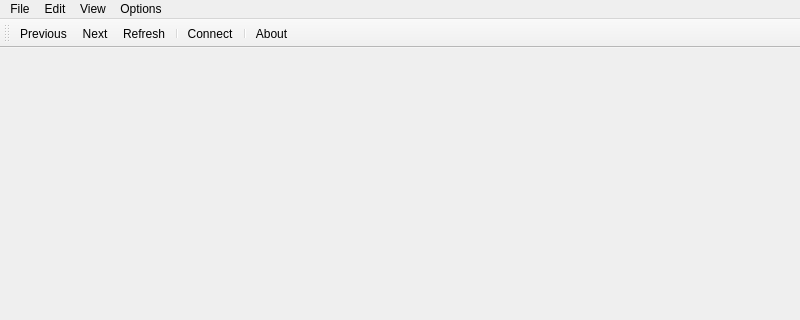
First picture: the form in mainwindow.ui, repository flysnow010/flyscp, before the edit; both pictures show x 0 to 800 and y 0 to 320 of the 800 by 600 pixel window.
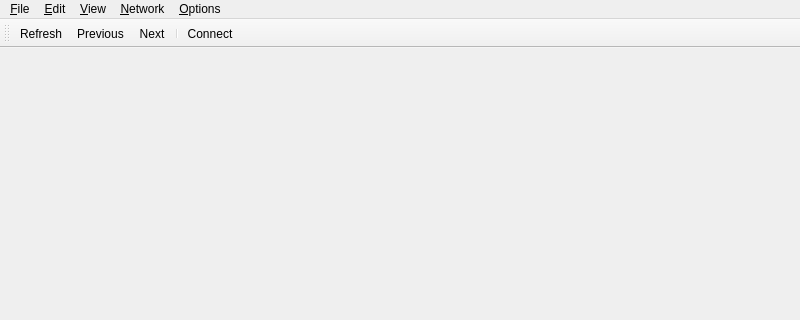
Second picture: the form after the edit. Icons and pictures are not drawn.

```diff
--- a/mainwindow.ui
+++ b/mainwindow.ui
@@ -20,12 +20,12 @@
      <x>0</x>
      <y>0</y>
      <width>800</width>
-     <height>25</height>
+     <height>22</height>
     </rect>
    </property>
    <widget class="QMenu" name="menuFile">
     <property name="title">
-     <string>File</string>
+     <string>&amp;File</string>
     </property>
     <widget class="QMenu" name="menuNew">
      <property name="title">
@@ -44,7 +44,7 @@
    </widget>
    <widget class="QMenu" name="menuEdit">
     <property name="title">
-     <string>Edit</string>
+     <string>&amp;Edit</string>
     </property>
     <addaction name="actionViewIt"/>
     <addaction name="actionCopy"/>
@@ -56,19 +56,26 @@
    </widget>
    <widget class="QMenu" name="menuOptions">
     <property name="title">
-     <string>Options</string>
+     <string>&amp;Options</string>
     </property>
    </widget>
    <widget class="QMenu" name="menuView">
     <property name="title">
-     <string>View</string>
+     <string>&amp;View</string>
     </property>
     <addaction name="actionToolBar"/>
     <addaction name="actionStatusBar"/>
    </widget>
+   <widget class="QMenu" name="menuNetwork">
+    <property name="title">
+     <string>&amp;Network</string>
+    </property>
+    <addaction name="actionConnect"/>
+   </widget>
    <addaction name="menuFile"/>
    <addaction name="menuEdit"/>
    <addaction name="menuView"/>
+   <addaction name="menuNetwork"/>
    <addaction name="menuOptions"/>
   </widget>
   <widget class="QStatusBar" name="statusbar"/>
@@ -94,13 +101,11 @@
    <attribute name="toolBarBreak">
     <bool>false</bool>
    </attribute>
+   <addaction name="actionRefresh"/>
    <addaction name="actionPrevious"/>
    <addaction name="actionNext"/>
-   <addaction name="actionRefresh"/>
    <addaction name="separator"/>
    <addaction name="actionConnect"/>
-   <addaction name="separator"/>
-   <addaction name="actionAbout"/>
   </widget>
   <action name="actionConnect">
    <property name="icon">
```
Left out of the diff: 23 changed lines with no effect on the pictures.
